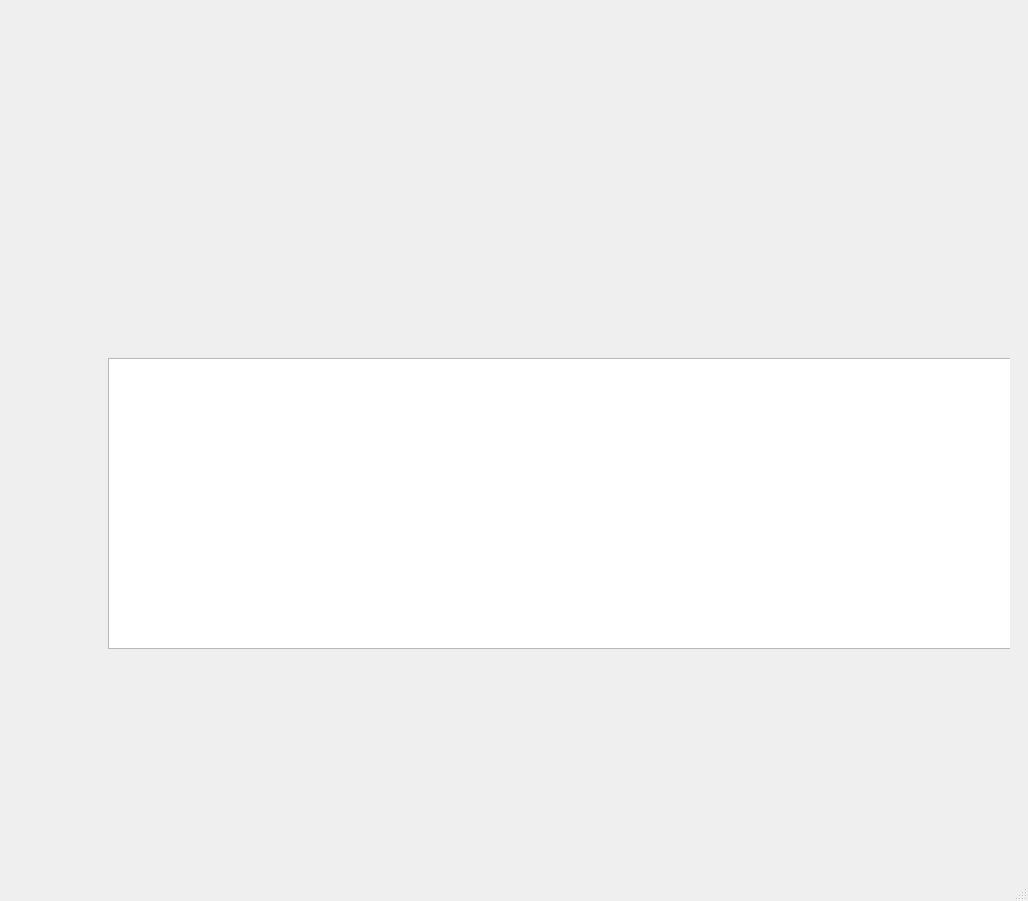
Old version of the form mainwindow.ui in the repository sibenshtern/mipt_project.
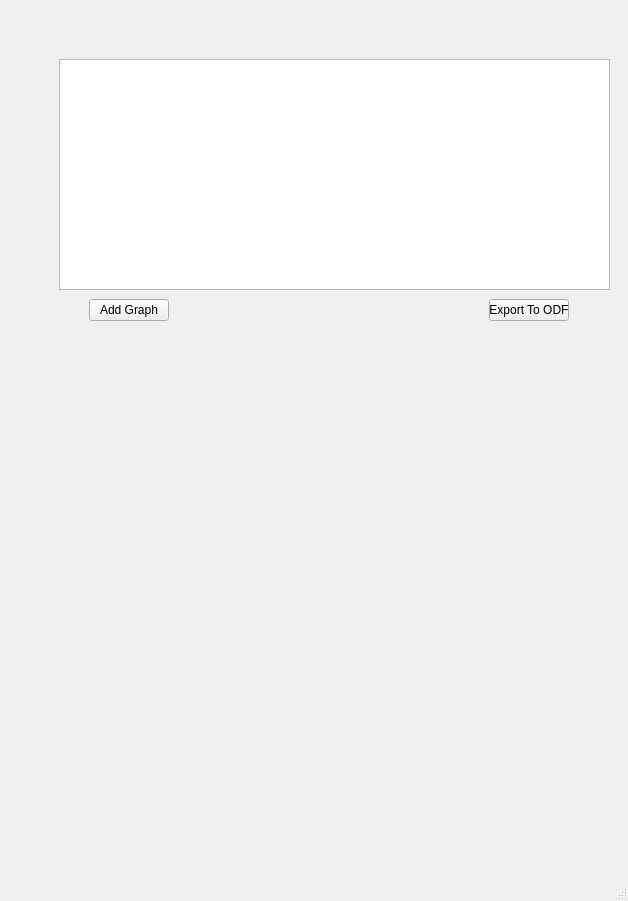
New version of the form. Custom widgets are drawn as their Qt base class.

Commit message: Added basic buttons to Report

The edit to the form file:
```diff
--- a/mainwindow.ui
+++ b/mainwindow.ui
@@ -6,7 +6,7 @@
    <rect>
     <x>0</x>
     <y>0</y>
-    <width>1028</width>
+    <width>628</width>
     <height>901</height>
    </rect>
   </property>
@@ -14,11 +14,11 @@
    <string>MainWindow</string>
   </property>
   <widget class="QWidget" name="centralwidget">
-   <layout class="QVBoxLayout" name="verticalLayout_4">
+   <layout class="QHBoxLayout" name="horizontalLayout_10">
     <item>
      <widget class="QStackedWidget" name="stackedWidget">
       <property name="currentIndex">
-       <number>1</number>
+       <number>2</number>
       </property>
       <widget class="QWidget" name="dataPage">
        <layout class="QVBoxLayout" name="verticalLayout_5">
@@ -117,24 +117,65 @@
        </layout>
       </widget>
       <widget class="QWidget" name="GraphPage">
-       <layout class="QHBoxLayout" name="horizontalLayout_5">
-        <item>
-         <widget class="QCustomPlot" name="PlotWidget" native="true">
-          <widget class="QTableView" name="VisualTable">
-           <property name="geometry">
-            <rect>
-             <x>90</x>
-             <y>340</y>
-             <width>931</width>
-             <height>291</height>
-            </rect>
-           </property>
-          </widget>
-         </widget>
-        </item>
-       </layout>
+       <widget class="QCustomPlot" name="PlotWidget" native="true">
+        <property name="geometry">
+         <rect>
+          <x>340</x>
+          <y>1</y>
+          <width>621</width>
+          <height>631</height>
+         </rect>
+        </property>
+       </widget>
+       <widget class="QTableView" name="VisualTable">
+        <property name="geometry">
+         <rect>
+          <x>-10</x>
+          <y>0</y>
+          <width>341</width>
+          <height>841</height>
+         </rect>
+        </property>
+       </widget>
       </widget>
-      <widget class="QWidget" name="page"/>
+      <widget class="QWidget" name="ReportPage">
+       <widget class="QTextBrowser" name="textBrowser">
+        <property name="geometry">
+         <rect>
+          <x>50</x>
+          <y>50</y>
+          <width>551</width>
+          <height>231</height>
+         </rect>
+        </property>
+       </widget>
+       <widget class="QPushButton" name="AddGraphButton">
+        <property name="geometry">
+         <rect>
+          <x>80</x>
+          <y>290</y>
+          <width>80</width>
+          <height>22</height>
+         </rect>
+        </property>
+        <property name="text">
+         <string>Add Graph</string>
+        </property>
+       </widget>
+       <widget class="QPushButton" name="ExportToODFButton">
+        <property name="geometry">
+         <rect>
+          <x>480</x>
+          <y>290</y>
+          <width>80</width>
+          <height>22</height>
+         </rect>
+        </property>
+        <property name="text">
+         <string>Export To ODF</string>
+        </property>
+       </widget>
+      </widget>
      </widget>
     </item>
    </layout>
```
Left out of the diff: 2 changed lines with no effect on the pictures.
